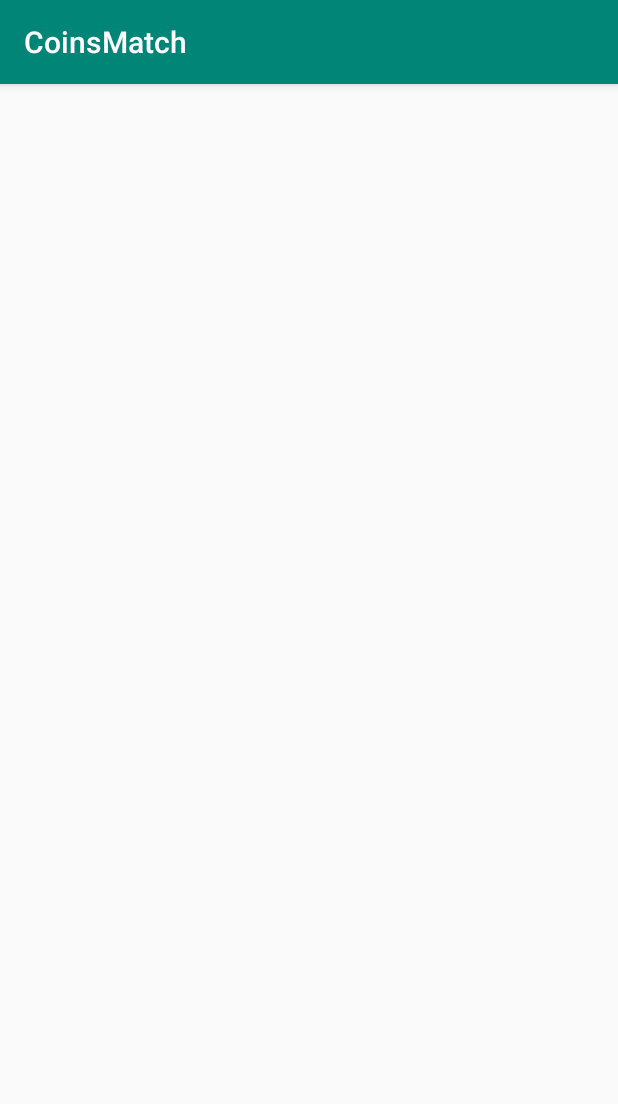
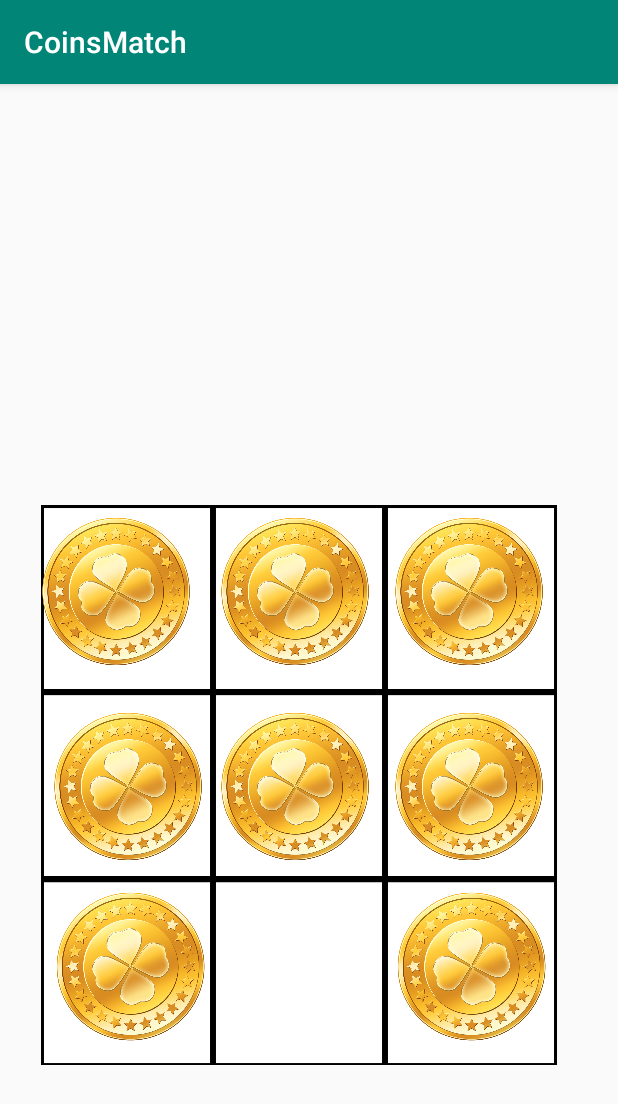
Before and after one commit to RandSaleh/CoinsMatch, an Android app: the screen it shows after launch (MainActivity), on a phone screen of 412 x 824 dp. Shown: the top 1104 px of the screen. Run offline under Robolectric (Android 15) with nearby library versions, the phone set to English and light mode, and no system bars.

Commit message:
add design

```diff
--- a/app/build.gradle
+++ b/app/build.gradle
@@ -25,4 +25,5 @@ dependencies {
     testImplementation 'junit:junit:4.12'
     androidTestImplementation 'com.android.support.test:runner:1.0.2'
     androidTestImplementation 'com.android.support.test.espresso:espresso-core:3.0.2'
+    implementation 'com.android.support:gridlayout-v7:28.0.0'
 }
--- a/app/src/main/java/com/example/actc/coinsmatch/MainActivity.java
+++ b/app/src/main/java/com/example/actc/coinsmatch/MainActivity.java
@@ -2,12 +2,24 @@ package com.example.actc.coinsmatch;
 
 import android.support.v7.app.AppCompatActivity;
 import android.os.Bundle;
+import android.view.View;
+import android.widget.ImageView;
 
 public class MainActivity extends AppCompatActivity {
-
+int flag =0;
     @Override
     protected void onCreate(Bundle savedInstanceState) {
         super.onCreate(savedInstanceState);
         setContentView(R.layout.activity_main);
     }
+
+    public void myFaddingMethod(View view) {
+        ImageView imageView1 = findViewById(R.id.imageView1);
+       // ImageView homer_apear = findViewById(R.id.imageView2);
+        //imageView1.animate().translationYBy(-1500).setDuration(1000);
+        //imageView1.animate().rotation(3600).alpha(0).translationYBy(1000).setDuration(1000);
+       // imageView1.animate().scaleX(.5f).scaleY(.5f).setDuration(1000);
+        imageView1.animate().rotation(3600).translationX(50).setDuration(5000);
+
+    }
 }
--- a/app/src/main/res/layout/activity_main.xml
+++ b/app/src/main/res/layout/activity_main.xml
@@ -6,4 +6,101 @@
     android:layout_height="match_parent"
     tools:context=".MainActivity">
 
+
+    <android.support.v7.widget.GridLayout
+        android:layout_width="344dp"
+        android:layout_height="373dp"
+        android:layout_marginTop="96dp"
+        android:background="@drawable/board"
+        app:columnCount="3"
+        app:layout_constraintBottom_toBottomOf="parent"
+        app:layout_constraintEnd_toEndOf="parent"
+        app:layout_constraintHorizontal_bias="0.4"
+        app:layout_constraintStart_toStartOf="parent"
+        app:layout_constraintTop_toTopOf="parent"
+        app:layout_constraintVertical_bias="0.619"
+        app:rowCount="3">
+
+
+        <ImageView
+            android:id="@+id/imageView1"
+            android:layout_width="100dp"
+            android:layout_height="100dp"
+            android:layout_marginTop="8dp"
+            app:layout_column="0"
+            app:layout_row="0"
+            app:srcCompat="@drawable/goldcoin" />
+
+        <ImageView
+            android:id="@+id/imageView2"
+            android:layout_width="100dp"
+            android:layout_height="100dp"
+
+
+            android:layout_marginTop="8dp"
+            app:layout_column="1"
+            app:layout_row="0"
+            app:srcCompat="@drawable/goldcoin" />
+
+        <ImageView
+            android:id="@+id/imageView3"
+            android:layout_width="100dp"
+            android:layout_height="100dp"
+
+            android:layout_marginLeft="16dp"
+            android:layout_marginTop="8dp"
+            app:layout_column="2"
+            app:layout_row="0"
+            app:srcCompat="@drawable/goldcoin" />
+
+        <ImageView
+            android:id="@+id/imageView4"
+            android:layout_width="100dp"
+            android:layout_height="100dp"
+            android:layout_marginTop="30dp"
+            app:layout_column="1"
+            app:layout_row="1"
+            app:srcCompat="@drawable/goldcoin" />
+
+        <ImageView
+            android:id="@+id/imageView5"
+            android:layout_width="100dp"
+            android:layout_height="100dp"
+            android:layout_marginLeft="8dp"
+
+            android:layout_marginTop="30dp"
+            app:layout_column="0"
+            app:layout_row="1"
+            app:srcCompat="@drawable/goldcoin" />
+        <ImageView
+            android:id="@+id/imageView7"
+            android:layout_width="100dp"
+            android:layout_height="100dp"
+            app:srcCompat="@drawable/goldcoin"
+            android:layout_marginTop="30dp"
+            android:layout_marginLeft="16dp"
+            app:layout_column="2"
+            app:layout_row="1" />
+        <ImageView
+            android:id="@+id/imageView9"
+            android:layout_width="119dp"
+            android:layout_height="100dp"
+            app:srcCompat="@drawable/goldcoin"
+            app:layout_column="2"
+         android:layout_marginTop="20dp"
+            android:layout_marginLeft="8dp"
+            app:layout_row="2" />
+        <ImageView
+            android:id="@+id/imageView6"
+            android:layout_width="119dp"
+            android:layout_height="100dp"
+            app:srcCompat="@drawable/goldcoin"
+            app:layout_column="0"
+         android:layout_marginTop="20dp"
+
+            app:layout_row="2" />
+
+
+
+    </android.support.v7.widget.GridLayout>
 </android.support.constraint.ConstraintLayout>
```
Also changed, not shown: app/src/main/res/drawable-v24/bart_simpson_200px.png (renamed from app/src/main/res/drawable-v24/Bart_Simpson_200px.png), app/src/main/res/drawable-v24/board.png (added), app/src/main/res/drawable-v24/coinred.png (added), app/src/main/res/drawable-v24/goldcoin.png (added), app/src/main/res/drawable-v24/home.png (renamed from app/src/main/res/drawable-v24/Homer-Simpson-01-Donut-icon.png).
